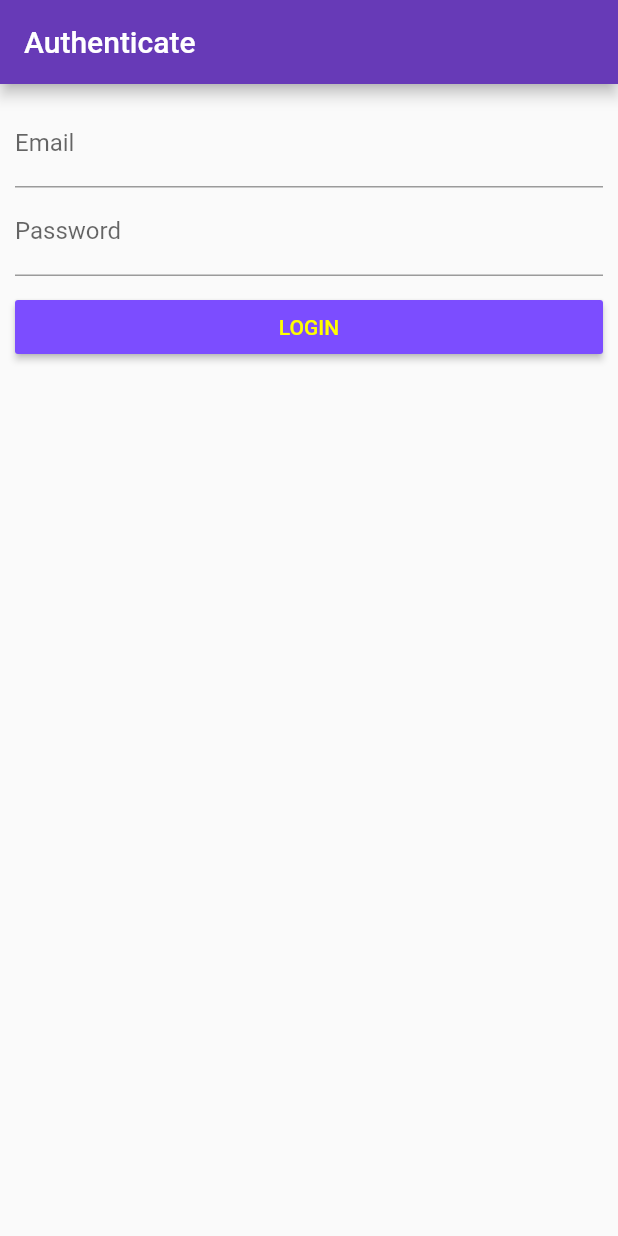
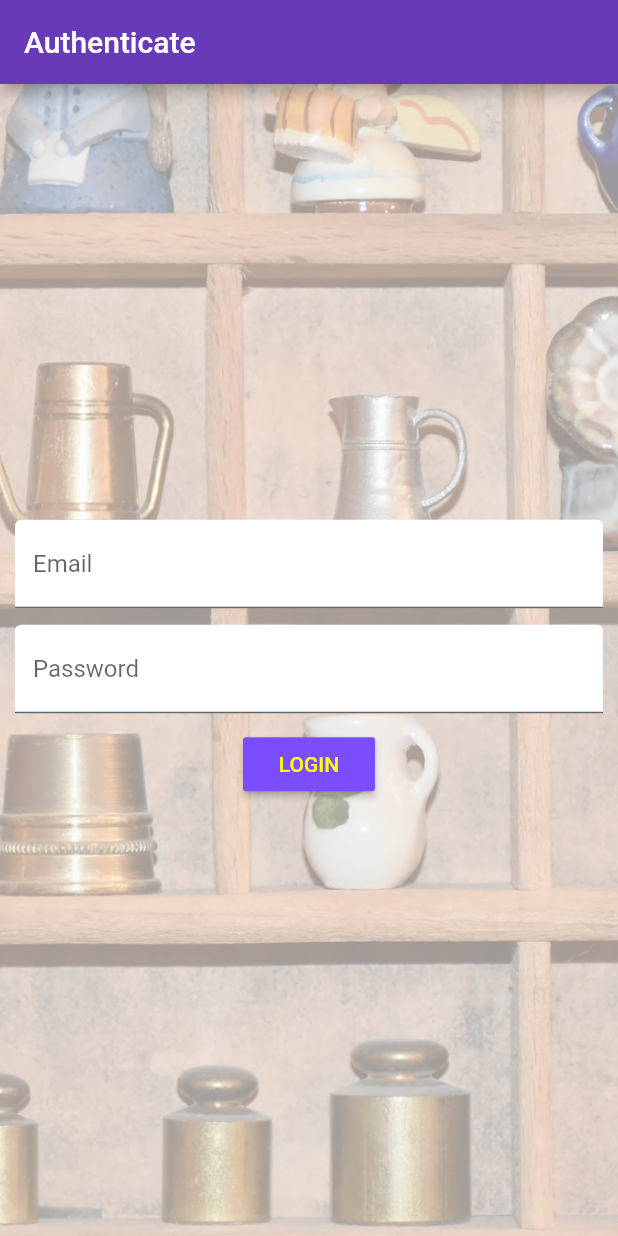
Before and after one commit to s6o/flutter_course, a Flutter app: the screen it shows after launch, on a phone screen of 412 x 824 dp. Run offline on Flutter 3.47's test engine with Material 2 defaults, Android fonts, the phone set to English and light mode, and no system bars.

Commit message:
Half way through section 8 - icons, better file names, new ProductInfo (sub)widget.

```diff
--- a/lib/pages/admin.dart
+++ b/lib/pages/admin.dart
@@ -22,6 +22,7 @@ class AdminPage extends StatelessWidget {
                 title: Text('Actions'),
               ),
               ListTile(
+                leading: Icon(Icons.shop),
                 title: Text('All Products'),
                 onTap: () => Navigator.pushReplacementNamed(context, '/all'),
               ),
--- a/lib/pages/auth.dart
+++ b/lib/pages/auth.dart
@@ -18,16 +18,35 @@ class _AuthPageState extends State<AuthPage> {
         title: Text('Authenticate'),
       ),
       body: Container(
-        margin: EdgeInsets.all(10.0),
-        child: ListView(
+        decoration: BoxDecoration(
+          image: DecorationImage(
+            fit: BoxFit.cover,
+            colorFilter: ColorFilter.mode(
+                Colors.black.withOpacity(0.4), BlendMode.dstATop),
+            image: AssetImage('assets/background.jpg'),
+          ),
+        ),
+        padding: EdgeInsets.all(10.0),
+        child: Center(
+          child: SingleChildScrollView(
+            child: Column(
               children: <Widget>[
                 TextField(
-              decoration: InputDecoration(labelText: 'Email'),
+                  decoration: InputDecoration(
+                      labelText: 'Email',
+                      filled: true,
+                      fillColor: Colors.white),
                   keyboardType: TextInputType.emailAddress,
                   onChanged: (String v) => setState(() => _email = v),
                 ),
+                SizedBox(
+                  height: 11.0,
+                ),
                 TextField(
-              decoration: InputDecoration(labelText: 'Password'),
+                  decoration: InputDecoration(
+                      labelText: 'Password',
+                      filled: true,
+                      fillColor: Colors.white),
                   obscureText: true,
                   onChanged: (String v) => setState(() => _password = v),
                 ),
@@ -47,6 +66,8 @@ class _AuthPageState extends State<AuthPage> {
               ],
             ),
           ),
+        ),
+      ),
     );
   }
 }
```
Also changed, not shown: lib/main.dart (+5 -4 lines), lib/pages/product_detail.dart (renamed from lib/pages/product.dart, +8 -8 lines), lib/pages/product_info.dart (added, +76 -0 lines), lib/pages/products.dart (+8 -1 lines), lib/products.dart (+12 -5 lines), pubspec.yaml (+6 -4 lines), assets/Oswald-Bold.ttf (added), assets/background.jpg (added). Lines whose indentation alone changed are shown as unchanged.
